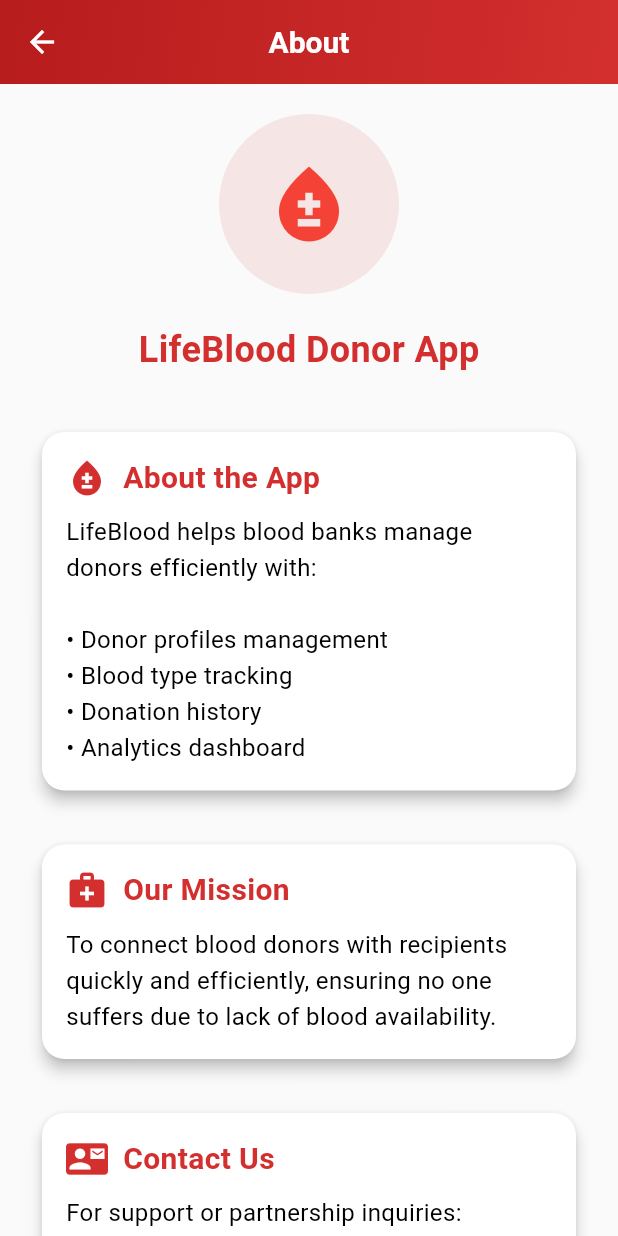
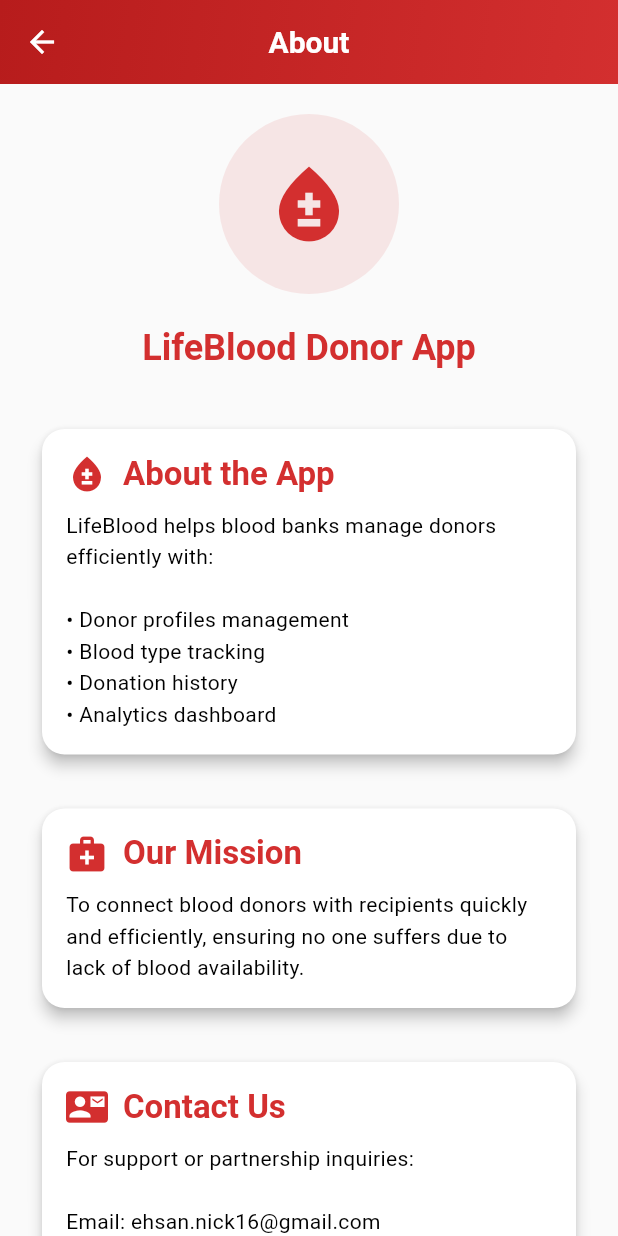
Before and after one commit to Ehsan2022/blood-tracker, a Flutter app: the AboutScreen screen opened directly, on a phone screen of 412 x 824 dp. Run offline on Flutter 3.47's test engine with Material 3 defaults, Android fonts, the phone set to English and light mode, and no system bars; our stand-ins replace device_preview, liquid_pull_to_refresh, share_plus, shared_preferences; accounts and stored records are empty; generated files the repository leaves out were written again; network calls fail.

Commit message:
abut page updated with full dark mode

```diff
--- a/front/lib/screens/about.dart
+++ b/front/lib/screens/about.dart
@@ -7,7 +7,7 @@ class AboutScreen extends StatelessWidget {
   @override
   Widget build(BuildContext context) {
     return Scaffold(
-      backgroundColor: Colors.grey.shade50,
+      backgroundColor: Theme.of(context).scaffoldBackgroundColor,
       appBar: AppBar(
         title: Text(AppLocalizations.of(context)!.about),
         centerTitle: true,
@@ -30,38 +30,45 @@ class AboutScreen extends StatelessWidget {
               child: CircleAvatar(
                 radius: 60,
                 backgroundColor: Theme.of(context).colorScheme.primary.withOpacity(0.1),
-                child: const Icon(Icons.bloodtype, size: 60, color: Colors.red),
+                child: Icon(
+                  Icons.bloodtype,
+                  size: 60,
+                  color: Theme.of(context).colorScheme.primary,
+                ),
               ),
             ),
             const SizedBox(height: 20),
             Text(
               'LifeBlood Donor App',
-              style: TextStyle(
-                fontSize: 24,
+              style: Theme.of(context).textTheme.headlineSmall?.copyWith(
+                color: Theme.of(context).colorScheme.primary,
                 fontWeight: FontWeight.bold,
-                color: Colors.red.shade700,
               ),
             ),
             const SizedBox(height: 30),
             _buildAboutCard(
+              context,
               AppLocalizations.of(context)!.aboutApp,
               AppLocalizations.of(context)!.appDescription,
               Icons.bloodtype,
             ),
             const SizedBox(height: 20),
             _buildAboutCard(
+              context,
               AppLocalizations.of(context)!.ourMission,
               AppLocalizations.of(context)!.missionDescription,
               Icons.medical_services,
             ),
             const SizedBox(height: 20),
             _buildAboutCard(
+              context,
               AppLocalizations.of(context)!.contactUs,
               AppLocalizations.of(context)!.contactDetails,
               Icons.contact_mail,
             ),
             const SizedBox(height: 20),
             _buildAboutCard(
+              context,
               AppLocalizations.of(context)!.acknowledgements,
               AppLocalizations.of(context)!.acknowledgementsText,
               Icons.volunteer_activism,
@@ -73,12 +80,18 @@ class AboutScreen extends StatelessWidget {
     );
   }
 
-  Widget _buildAboutCard(String title, String content, IconData icon) {
+  Widget _buildAboutCard(
+    BuildContext context,
+    String title,
+    String content,
+    IconData icon,
+  ) {
     return Card(
       elevation: 4,
       shape: RoundedRectangleBorder(
         borderRadius: BorderRadius.circular(15),
       ),
+      color: Theme.of(context).cardColor,
       child: Padding(
         padding: const EdgeInsets.all(16),
         child: Column(
@@ -86,22 +99,27 @@ class AboutScreen extends StatelessWidget {
           children: [
             Row(
               children: [
-                Icon(icon, color: Colors.red.shade700, size: 28),
+                Icon(
+                  icon,
+                  color: Theme.of(context).colorScheme.primary,
+                  size: 28,
+                ),
                 const SizedBox(width: 10),
                 Text(
                   title,
-                  style: TextStyle(
-                    fontSize: 20,
-                    fontWeight: FontWeight.bold,
-                    color: Colors.red.shade700,
-                  ),
+                  style: Theme.of(context).textTheme.titleLarge?.copyWith(
+                        color: Theme.of(context).colorScheme.primary,
+                        fontWeight: FontWeight.bold,
+                      ),
                 ),
               ],
             ),
             const SizedBox(height: 10),
             Text(
               content,
-              style: const TextStyle(fontSize: 16, height: 1.5),
+              style: Theme.of(context).textTheme.bodyMedium?.copyWith(
+                    height: 1.5,
+                  ),
             ),
           ],
         ),
```
